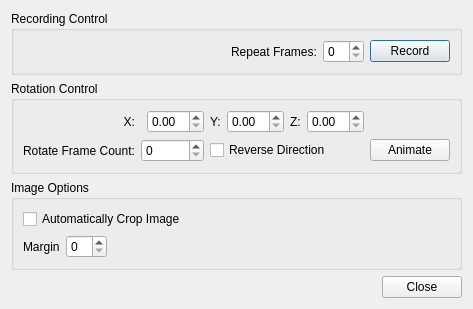
Before: the Qt Designer form src/GuiQt/MovieDialog.ui in Washington-University/workbench, drawn with Qt 5.
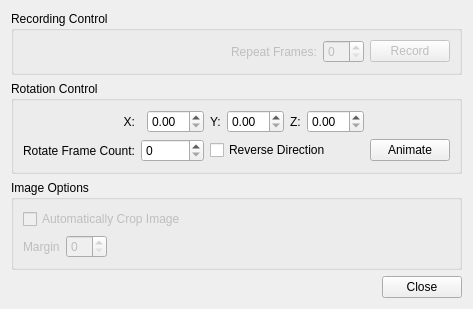
After: the same form once the commit is applied.

Commit message: Rotation controls for Animation Dialog are now working.

```diff
--- a/src/GuiQt/MovieDialog.ui
+++ b/src/GuiQt/MovieDialog.ui
@@ -6,7 +6,7 @@
    <rect>
     <x>0</x>
     <y>0</y>
-    <width>423</width>
+    <width>429</width>
     <height>285</height>
    </rect>
   </property>
@@ -35,16 +35,26 @@
       </item>
       <item>
        <widget class="QLabel" name="repeatFramesLabel">
+        <property name="enabled">
+         <bool>false</bool>
+        </property>
         <property name="text">
          <string>Repeat Frames:</string>
         </property>
        </widget>
       </item>
       <item>
-       <widget class="QSpinBox" name="repeatFramesSpinBox"/>
+       <widget class="QSpinBox" name="repeatFramesSpinBox">
+        <property name="enabled">
+         <bool>false</bool>
+        </property>
+       </widget>
       </item>
       <item>
        <widget class="QPushButton" name="recordButton">
+        <property name="enabled">
+         <bool>false</bool>
+        </property>
         <property name="text">
          <string>Record</string>
         </property>
@@ -160,6 +170,9 @@
        <layout class="QHBoxLayout" name="horizontalLayout">
         <item>
          <widget class="QCheckBox" name="cropImageCheckBox">
+          <property name="enabled">
+           <bool>false</bool>
+          </property>
           <property name="text">
            <string>Automatically Crop Image</string>
           </property>
@@ -171,13 +184,20 @@
        <layout class="QHBoxLayout" name="horizontalLayout_2">
         <item>
          <widget class="QLabel" name="marginLabel">
+          <property name="enabled">
+           <bool>false</bool>
+          </property>
           <property name="text">
            <string>Margin</string>
           </property>
          </widget>
         </item>
         <item>
-         <widget class="QSpinBox" name="marginSpinBox"/>
+         <widget class="QSpinBox" name="marginSpinBox">
+          <property name="enabled">
+           <bool>false</bool>
+          </property>
+         </widget>
         </item>
         <item>
          <spacer name="horizontalSpacer_2">
```
Left out of the diff: 2 changed lines with no effect on the pictures. The commit also changes 2 other files.
